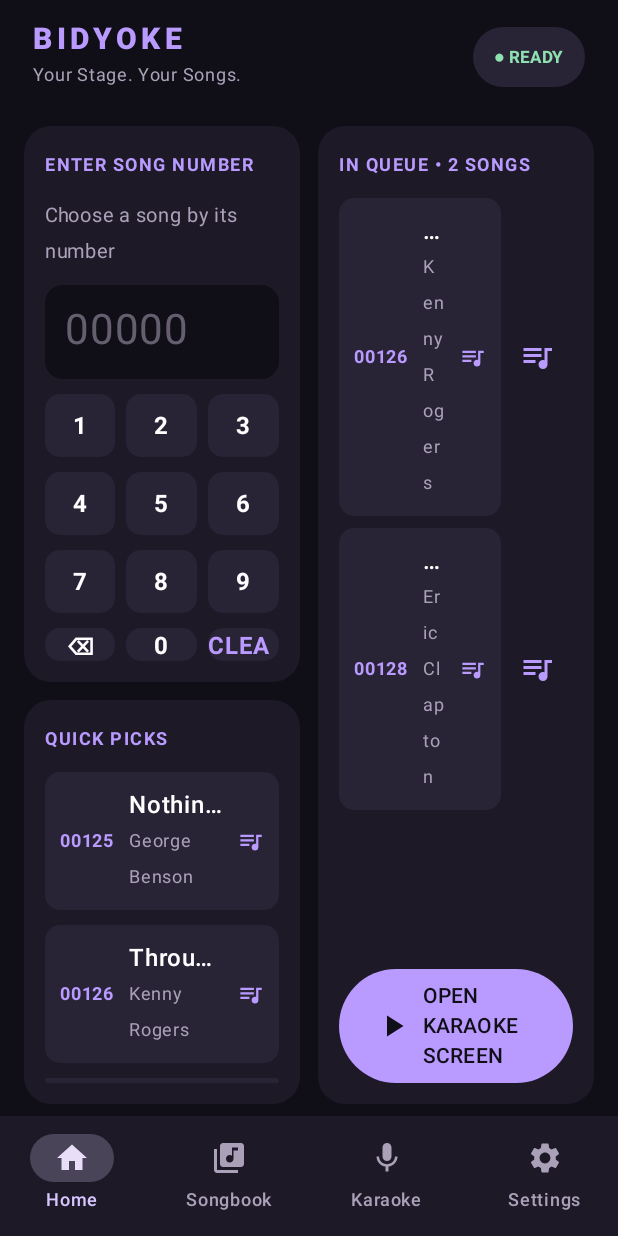
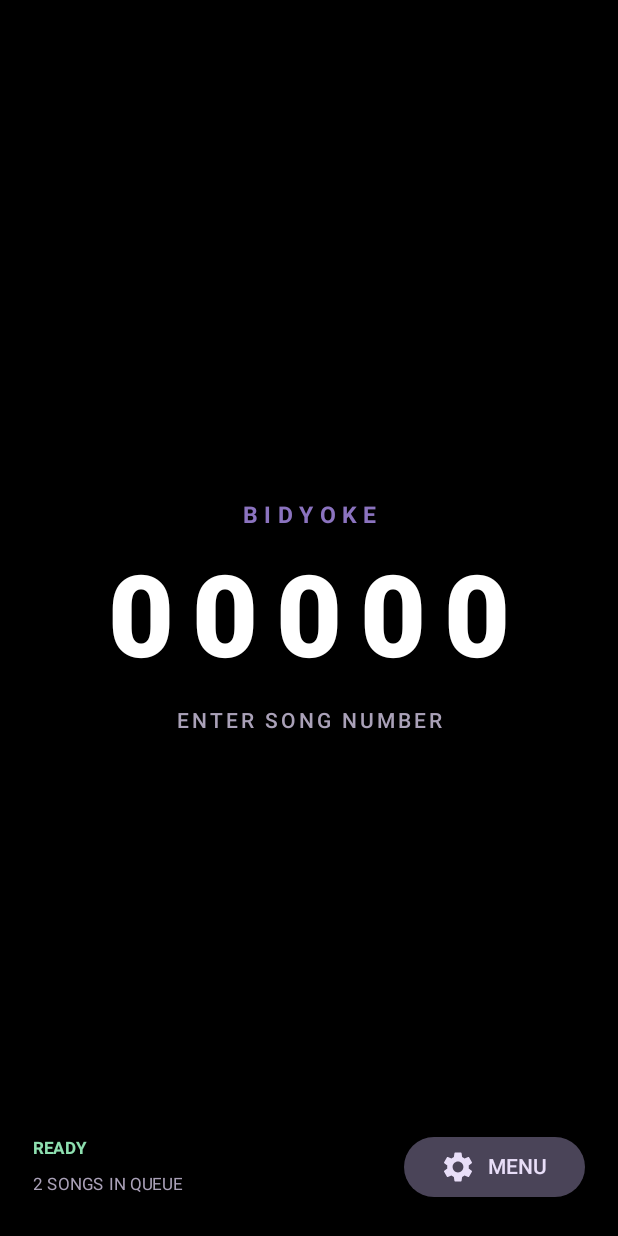
Before and after one commit to mnbvcxz24/Bidyoke, an Android app built with Jetpack Compose: the screen it shows after launch (MainActivity), on a phone screen of 412 x 824 dp. Run offline under Robolectric (Android 15) with nearby library versions, the phone set to English and light mode, and no system bars.

Commit message:
Switch to traditional karaoke standby screen with remote menu

```diff
--- a/app/src/main/java/com/bidyoke/MainActivity.kt
+++ b/app/src/main/java/com/bidyoke/MainActivity.kt
@@ -32,6 +32,8 @@ import androidx.compose.runtime.*
 import androidx.compose.ui.Alignment
 import androidx.compose.ui.Modifier
 import androidx.compose.ui.focus.onFocusChanged
+import androidx.compose.ui.input.key.onPreviewKeyEvent
+import androidx.compose.ui.input.key.nativeKeyEvent
 import androidx.compose.ui.graphics.Color
 import androidx.compose.ui.platform.LocalContext
 import androidx.compose.ui.text.font.FontWeight
@@ -83,81 +85,154 @@ private val sampleSongs = listOf(
 @Composable
 private fun BidyokeApp() {
     val context = LocalContext.current
-    var destination by remember { mutableStateOf(Destination.HOME) }
+    var overlay by remember { mutableStateOf<Destination?>(null) }
     var songNumber by remember { mutableStateOf("") }
     var queue by remember { mutableStateOf(listOf(sampleSongs[1], sampleSongs[3])) }
     var songFolder by remember {
-        mutableStateOf(
-            context.getSharedPreferences(PREFS_NAME, 0).getString(PREF_SONG_FOLDER, null)
-        )
+        mutableStateOf(context.getSharedPreferences(PREFS_NAME, 0).getString(PREF_SONG_FOLDER, null))
     }
     val folderPicker = rememberLauncherForActivityResult(
         contract = ActivityResultContracts.OpenDocumentTree()
     ) { uri: Uri? ->
         if (uri != null) {
             try {
-                context.contentResolver.takePersistableUriPermission(
-                    uri, Intent.FLAG_GRANT_READ_URI_PERMISSION
+                context.contentResolver.takePersistableUriPermission(uri, Intent.FLAG_GRANT_READ_URI_PERMISSION)
+                songFolder = uri.toString()
+                context.getSharedPreferences(PREFS_NAME, 0).edit().putString(PREF_SONG_FOLDER, uri.toString()).apply()
+            } catch (_: SecurityException) { songFolder = null }
+        }
+    }
+    val matchedSong = sampleSongs.firstOrNull { it.number == songNumber }
+    val keyHandler: (android.view.KeyEvent) -> Boolean = { event ->
+        if (event.action == android.view.KeyEvent.ACTION_DOWN) {
+            when (event.keyCode) {
+                in android.view.KeyEvent.KEYCODE_0..android.view.KeyEvent.KEYCODE_9 -> {
+                    val digit = (event.keyCode - android.view.KeyEvent.KEYCODE_0).toString()
+                    if (songNumber.length < 5) songNumber += digit
+                    true
+                }
+                android.view.KeyEvent.KEYCODE_DEL -> { songNumber = songNumber.dropLast(1); true }
+                android.view.KeyEvent.KEYCODE_ENTER, android.view.KeyEvent.KEYCODE_NUMPAD_ENTER -> {
+                    if (matchedSong != null) { queue = queue + matchedSong; songNumber = "" }
+                    true
+                }
+                android.view.KeyEvent.KEYCODE_MENU, android.view.KeyEvent.KEYCODE_SETTINGS -> {
+                    overlay = if (overlay == null) Destination.LIBRARY else null
+                    true
+                }
+                android.view.KeyEvent.KEYCODE_BACK, android.view.KeyEvent.KEYCODE_ESCAPE -> {
+                    if (overlay != null) { overlay = null; true } else false
+                }
+                else -> false
+            }
+        } else false
+    }
+
+    Box(
+        Modifier.fillMaxSize().background(Color.Black)
+            .onPreviewKeyEvent { keyHandler(it.nativeKeyEvent) }
+    ) {
+        // Traditional karaoke standby screen: video area is the whole experience.
+        Box(
+            Modifier.fillMaxSize().clickable { if (overlay == null) overlay = Destination.LIBRARY },
+            contentAlignment = Alignment.Center
+        ) {
+            Column(horizontalAlignment = Alignment.CenterHorizontally, verticalArrangement = Arrangement.spacedBy(12.dp)) {
+                Text("BIDYOKE", color = Violet.copy(alpha = .75f), fontSize = 15.sp, fontWeight = FontWeight.Bold, letterSpacing = 5.sp)
+                Text(
+                    songNumber.padEnd(5, '0').ifEmpty { "00000" },
+                    color = Color.White,
+                    fontSize = 76.sp,
+                    fontWeight = FontWeight.ExtraBold,
+                    letterSpacing = 12.sp
                 )
-                songFolder = uri.toString()
-                context.getSharedPreferences(PREFS_NAME, 0).edit()
-                    .putString(PREF_SONG_FOLDER, uri.toString()).apply()
-            } catch (_: SecurityException) {
-                songFolder = null
+                Text(
+                    if (songNumber.isEmpty()) "ENTER SONG NUMBER" else matchedSong?.title ?: "ENTER SONG NUMBER",
+                    color = if (matchedSong != null) Violet else Muted,
+                    fontSize = 14.sp,
+                    fontWeight = FontWeight.SemiBold,
+                    letterSpacing = 2.sp
+                )
+                if (matchedSong != null) Text("Press ENTER to add to queue", color = Muted, fontSize = 12.sp)
+            }
+            Row(
+                Modifier.align(Alignment.BottomStart).fillMaxWidth().padding(22.dp),
+                verticalAlignment = Alignment.CenterVertically
+            ) {
+                Column(Modifier.weight(1f)) {
+                    Text("READY", color = Color(0xFF8EE0B0), fontSize = 11.sp, fontWeight = FontWeight.Bold)
+                    Text("${queue.size} SONGS IN QUEUE", color = Muted, fontSize = 11.sp)
+                }
+                FilledTonalButton(onClick = { overlay = Destination.LIBRARY }) {
+                    Icon(Icons.Default.Settings, contentDescription = null)
+                    Spacer(Modifier.width(8.dp))
+                    Text("MENU")
                 }
             }
         }
-    val wide = androidx.compose.ui.platform.LocalConfiguration.current.screenWidthDp >= 700
 
-    Column(Modifier.fillMaxSize().background(Ink)) {
-        Row(Modifier.weight(1f).fillMaxWidth()) {
-            if (wide) {
-                NavigationRail(containerColor = Panel, contentColor = Violet) {
-                    Spacer(Modifier.height(18.dp))
-                    Text("B", Modifier.align(Alignment.CenterHorizontally), color = Violet, fontSize = 28.sp, fontWeight = FontWeight.Black)
-                    Spacer(Modifier.height(20.dp))
+        if (overlay != null) {
+            Row(Modifier.fillMaxSize().background(Ink.copy(alpha = .97f))) {
+                Column(Modifier.fillMaxWidth().padding(18.dp)) {
+                    Row(verticalAlignment = Alignment.CenterVertically) {
+                        Column(Modifier.weight(1f)) {
+                            Text("BIDYOKE MENU", color = Violet, fontWeight = FontWeight.Black, letterSpacing = 2.sp, fontSize = 20.sp)
+                            Text("Select an option", color = Muted, fontSize = 12.sp)
+                        }
+                        TextButton(onClick = { overlay = null }) { Text("CLOSE  ✕") }
+                    }
+                    Row(Modifier.fillMaxWidth(), horizontalArrangement = Arrangement.spacedBy(8.dp)) {
                         Destination.entries.forEach { item ->
-                        NavigationRailItem(destination == item, { destination = item }, icon = { DestinationIcon(item) }, label = { Text(item.label) })
+                            FilterChip(
+                                selected = overlay == item,
+                                onClick = { overlay = item },
+                                label = { Text(item.label) },
+                                leadingIcon = { DestinationIcon(item) }
+                            )
+                        }
+                    }
+                    Spacer(Modifier.height(12.dp))
+                    when (overlay) {
+                        Destination.HOME -> Column(verticalArrangement = Arrangement.spacedBy(12.dp)) {
+                            Text("ENTER SONG NUMBER", color = Violet, fontWeight = FontWeight.Bold)
+                            Text(songNumber.padEnd(5, '0').ifEmpty { "00000" }, color = Color.White, fontSize = 38.sp, fontWeight = FontWeight.Bold, letterSpacing = 8.sp)
+                            listOf("1","2","3","4","5","6","7","8","9","⌫","0","CLEAR").chunked(3).forEach { keys ->
+                                Row(Modifier.fillMaxWidth(), horizontalArrangement = Arrangement.spacedBy(8.dp)) {
+                                    keys.forEach { key ->
+                                        KeyButton(key, Modifier.weight(1f)) {
+                                            when (key) {
+                                                "⌫" -> songNumber = songNumber.dropLast(1)
+                                                "CLEAR" -> songNumber = ""
+                                                else -> if (songNumber.length < 5) songNumber += key
                                             }
                                         }
                                     }
-            Column(Modifier.weight(1f).fillMaxHeight()) {
-                Row(Modifier.fillMaxWidth().padding(horizontal = 22.dp, vertical = 14.dp), verticalAlignment = Alignment.CenterVertically) {
-                    Column(Modifier.weight(1f)) {
-                        Text("BIDYOKE", color = Violet, fontWeight = FontWeight.Black, letterSpacing = 3.sp, fontSize = 20.sp)
-                        Text("Your Stage. Your Songs.", color = Muted, fontSize = 12.sp)
-                    }
-                    Surface(color = Raised, shape = CircleShape) {
-                        Text("● READY", Modifier.padding(horizontal = 14.dp, vertical = 8.dp), color = Color(0xFF8EE0B0), fontSize = 11.sp, fontWeight = FontWeight.Bold)
                                 }
                             }
-                when (destination) {
-                    Destination.HOME -> HomeScreen(songNumber, { songNumber = it }, queue, { queue = queue + it }, { destination = Destination.PLAYER })
+                            Button(onClick = { matchedSong?.let { queue = queue + it; songNumber = "" } }, enabled = matchedSong != null, modifier = Modifier.fillMaxWidth()) {
+                                Text("ADD TO QUEUE")
+                            }
+                        }
                         Destination.LIBRARY -> LibraryScreen { song -> queue = queue + song }
-                    Destination.PLAYER -> KaraokeScreen()
+                        Destination.PLAYER -> Column(verticalArrangement = Arrangement.spacedBy(12.dp)) {
+                            Text("NOW PLAYING", color = Violet, fontWeight = FontWeight.Bold)
+                            Text("Playback controls and synchronized lyrics will appear here when the playback engine is connected.", color = Muted)
+                            Text("Queue: ${queue.size} songs", color = Color.White)
+                        }
                         Destination.SETTINGS -> SettingsScreen(
                             folderUri = songFolder,
                             onChooseFolder = { folderPicker.launch(null) },
                             onClearFolder = {
                                 songFolder?.let { saved ->
-                                try {
-                                    context.contentResolver.releasePersistableUriPermission(
-                                        Uri.parse(saved), Intent.FLAG_GRANT_READ_URI_PERMISSION
-                                    )
-                                } catch (_: SecurityException) { }
+                                    try { context.contentResolver.releasePersistableUriPermission(Uri.parse(saved), Intent.FLAG_GRANT_READ_URI_PERMISSION) }
+                                    catch (_: SecurityException) { }
                                 }
                                 songFolder = null
-                            context.getSharedPreferences(PREFS_NAME, 0).edit()
-                                .remove(PREF_SONG_FOLDER).apply()
+                                context.getSharedPreferences(PREFS_NAME, 0).edit().remove(PREF_SONG_FOLDER).apply()
                             }
                         )
+                        null -> Unit
                     }
-            }
-        }
-        if (!wide) {
-            NavigationBar(containerColor = Panel) {
-                Destination.entries.forEach { item ->
-                    NavigationBarItem(destination == item, { destination = item }, icon = { DestinationIcon(item) }, label = { Text(item.label) })
                 }
             }
         }
```
Lines whose indentation alone changed are shown as unchanged.
